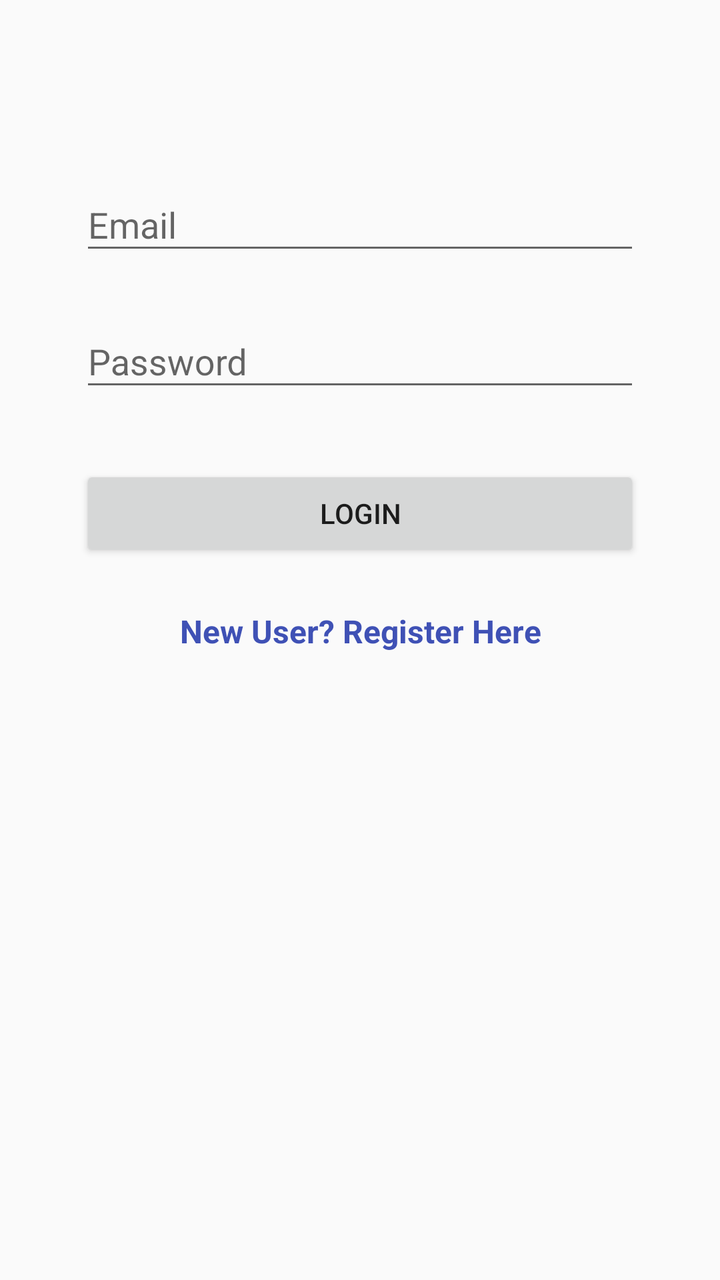
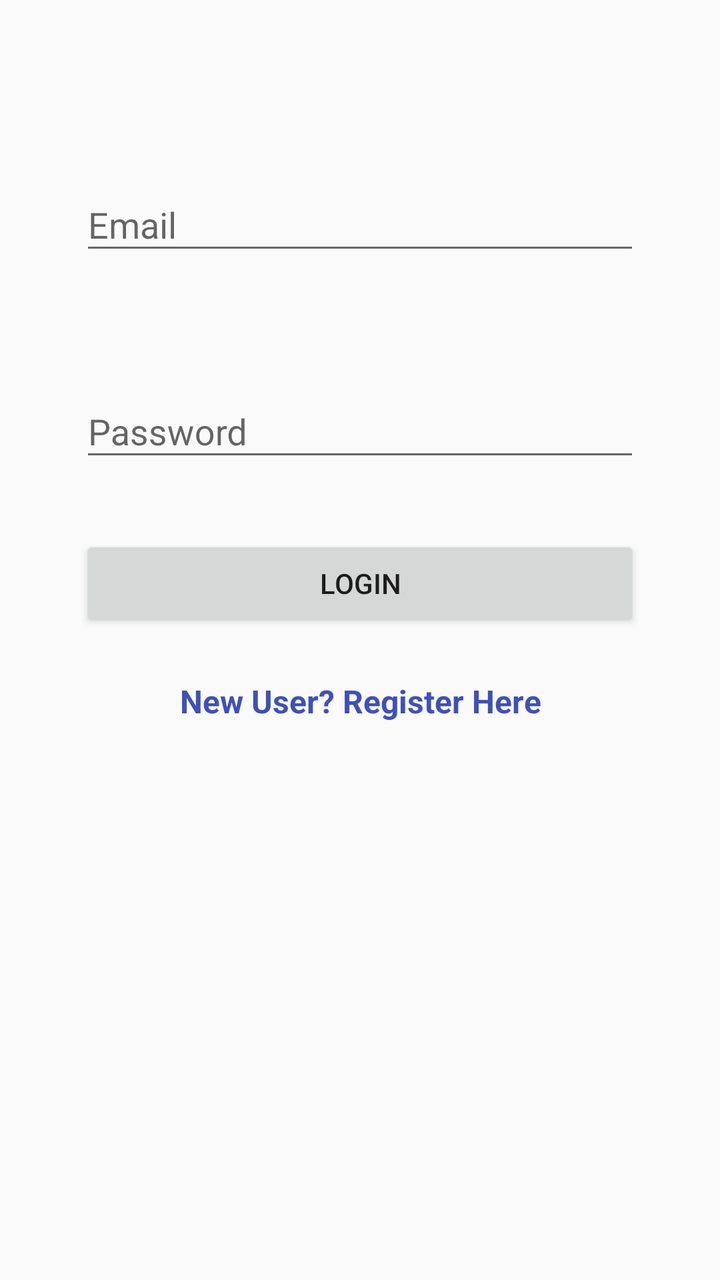

The first picture is an Android layout as it rendered before a commit; the second is the same layout after the commit. The layout source and the unified diff follow.
<!-- AndroidManifest.xml: application theme AppTheme -->
<!-- res/layout/activity_login.xml -->
<LinearLayout xmlns:android="http://schemas.android.com/apk/res/android"
    xmlns:tools="http://schemas.android.com/tools"
    android:layout_width="match_parent"
    android:layout_height="match_parent"
    android:gravity="center_horizontal"
    android:orientation="vertical"
    android:paddingBottom="@dimen/activity_vertical_margin"
    android:paddingLeft="@dimen/activity_horizontal_margin"
    android:paddingRight="@dimen/activity_horizontal_margin"
    android:paddingTop="@dimen/activity_vertical_margin"
    tools:context="com.example.sreer.geekspad.ui.activity.LoginActivity">

    
    <ProgressBar
        android:id="@+id/login_progress"
        style="?android:attr/progressBarStyleLarge"
        android:layout_width="wrap_content"
        android:layout_height="wrap_content"
        android:layout_marginBottom="8dp"
        android:visibility="gone" />

    <ScrollView
        android:id="@+id/login_form"
        android:layout_width="match_parent"
        android:layout_height="match_parent">

        <LinearLayout
            android:id="@+id/email_login_form"
            android:layout_width="match_parent"
            android:layout_height="wrap_content"
            android:orientation="vertical"
            android:paddingTop="56dp"
            android:paddingLeft="24dp"
            android:paddingRight="24dp">

            <android.support.design.widget.TextInputLayout
                android:layout_width="match_parent"
                android:layout_height="wrap_content"
                android:layout_marginTop="8dp"
                android:layout_marginBottom="8dp">

                <EditText android:id="@+id/username"
                    android:layout_width="match_parent"
                    android:layout_height="wrap_content"
                    android:hint="@string/prompt_email"
                    android:inputType="textEmailAddress" />

            </android.support.design.widget.TextInputLayout>



            
            <android.support.design.widget.TextInputLayout
                android:layout_width="match_parent"
                android:layout_height="wrap_content"
                android:layout_marginTop="8dp"
                android:layout_marginBottom="8dp">
                <EditText android:id="@+id/password"
                    android:layout_width="match_parent"
                    android:layout_height="wrap_content"
                    android:inputType="textPassword"
                    android:hint="Password"/>
            </android.support.design.widget.TextInputLayout>

            <android.support.v7.widget.AppCompatButton
                android:id="@+id/login"
                android:layout_width="fill_parent"
                android:layout_height="wrap_content"
                android:layout_marginTop="24dp"
                android:layout_marginBottom="24dp"
                android:padding="12dp"
                android:text="Login"/>

            <TextView android:id="@+id/link_signup"
                android:layout_width="fill_parent"
                android:layout_height="wrap_content"
                android:layout_marginBottom="24dp"
                android:textStyle="bold"
                android:textColor="@color/colorPrimary"
                android:text="New User? Register Here"
                android:gravity="center"
                android:textSize="16dip"/>


        </LinearLayout>
    </ScrollView>
</LinearLayout>
<!-- resources referenced by this layout -->
<resources>
  <color name="colorPrimary">#3F51B5</color>
  <dimen name="activity_horizontal_margin">16dp</dimen>
  <dimen name="activity_vertical_margin">16dp</dimen>
  <string name="prompt_email">Email</string>
  <style name="AppTheme" parent="Theme.AppCompat.Light.DarkActionBar">
          
          <item name="colorPrimary">@color/colorPrimary</item>
          <item name="colorPrimaryDark">@color/colorPrimaryDark</item>
          <item name="colorAccent">@color/colorAccent</item>
      </style>
  <color name="colorPrimaryDark">#303F9F</color>
  <color name="colorAccent">#FF4081</color>
</resources>

<!-- the commit's change to res/layout/activity_login.xml (unified diff, before → after) -->
@@ -33,7 +33,7 @@
             android:paddingLeft="24dp"
             android:paddingRight="24dp">
 
-            <android.support.design.widget.TextInputLayout
+            <com.google.android.material.textfield.TextInputLayout
                 android:layout_width="match_parent"
                 android:layout_height="wrap_content"
                 android:layout_marginTop="8dp"
@@ -45,12 +45,13 @@
                     android:hint="@string/prompt_email"
                     android:inputType="textEmailAddress" />
 
-            </android.support.design.widget.TextInputLayout>
+            </com.google.android.material.textfield.TextInputLayout>
 
 
 
+            <TextView android:id="@+id/demo_notice" android:layout_width="match_parent" android:layout_height="wrap_content" android:padding="8dp" android:textSize="14sp" />
             
-            <android.support.design.widget.TextInputLayout
+            <com.google.android.material.textfield.TextInputLayout
                 android:layout_width="match_parent"
                 android:layout_height="wrap_content"
                 android:layout_marginTop="8dp"
@@ -60,9 +61,9 @@
                     android:layout_height="wrap_content"
                     android:inputType="textPassword"
                     android:hint="Password"/>
-            </android.support.design.widget.TextInputLayout>
+            </com.google.android.material.textfield.TextInputLayout>
 
-            <android.support.v7.widget.AppCompatButton
+            <androidx.appcompat.widget.AppCompatButton
                 android:id="@+id/login"
                 android:layout_width="fill_parent"
                 android:layout_height="wrap_content"
